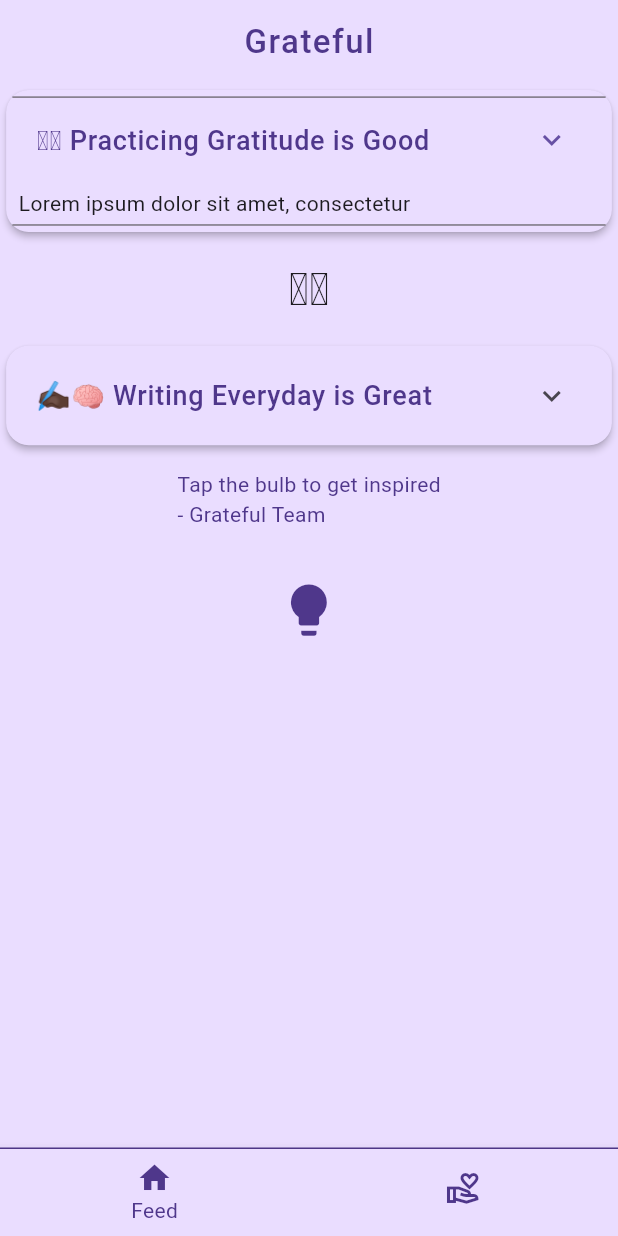
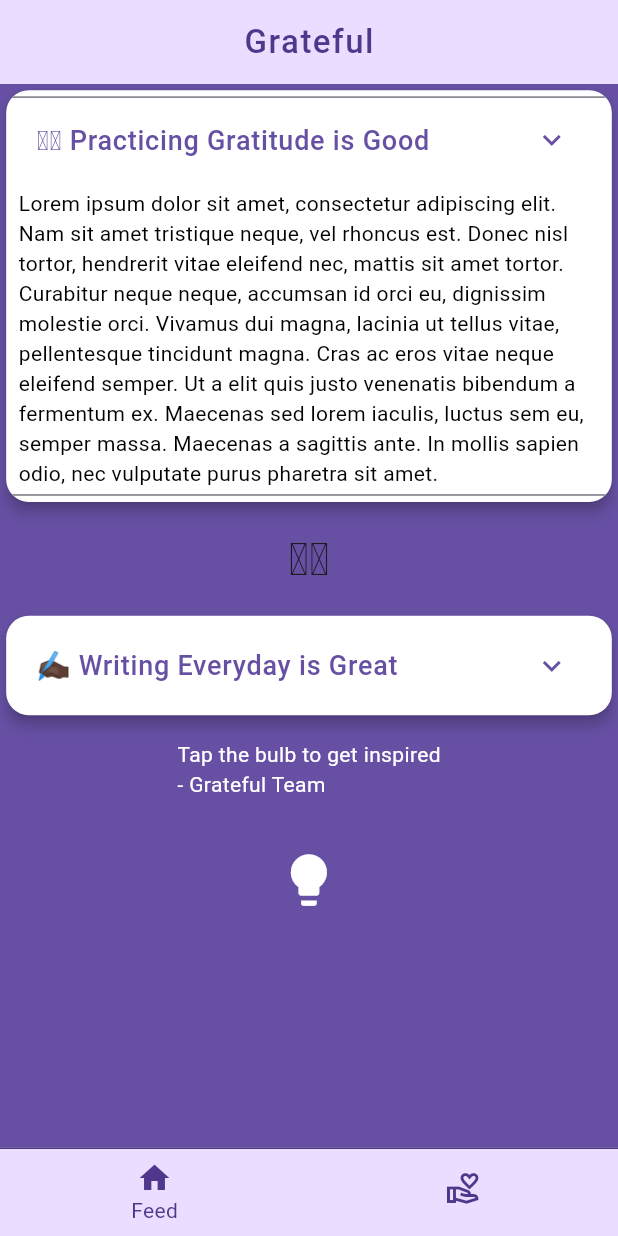
Before and after one commit to aTamarsh/grateful, a Flutter app: the screen it shows after launch, after a tap on "🫶🏾 Practicing Gratitude is Good", on a phone screen of 412 x 824 dp. Run offline on Flutter 3.47's test engine with Material 2 defaults, Android fonts, the phone set to English and light mode, and no system bars; our stand-ins replace dio, hive_flutter; accounts and stored records are empty.

Commit message:
updated placeholder text and color.

```diff
--- a/lib/pages/feed_page.dart
+++ b/lib/pages/feed_page.dart
@@ -3,8 +3,8 @@ import 'package:dio/dio.dart';
 import 'package:flutter/material.dart';
 import 'package:grateful/widgets/expanded_tile.dart';
 
-const String gratitudeInfo = "🫶🏾 Practicing Gratitude is Good";
-const String writingInfo = "✍🏿🧠 Writing Everyday is Great";
+const String gratitudeInfoTitle = "🫶🏾 Practicing Gratitude is Good";
+const String writingInfoTitle = "✍🏿 Writing Everyday is Great";
 
 class FeedPage extends StatefulWidget {
   const FeedPage({super.key});
@@ -28,16 +28,16 @@ class _FeedPageState extends State<FeedPage> {
     _deviceWidth = MediaQuery.of(context).size.width;
 
     return Scaffold(
-      backgroundColor: colorScheme.primaryContainer,
+      backgroundColor: colorScheme.primary,
       body: SingleChildScrollView(
           child: Column(
             mainAxisSize: MainAxisSize.max,
             mainAxisAlignment: MainAxisAlignment.center,
             crossAxisAlignment: CrossAxisAlignment.center,
             children: <Widget>[
-              const ExpandedTile(title: gratitudeInfo),
+              const ExpandedTile(title: gratitudeInfoTitle),
               _paddedHeartHandsEmoji(context),
-              const ExpandedTile(title: writingInfo),
+              const ExpandedTile(title: writingInfoTitle),
               Padding(
                 padding: EdgeInsets.all(_padding(context)),
                 child: _quoteBanner(colorScheme),
@@ -52,7 +52,7 @@ class _FeedPageState extends State<FeedPage> {
                   },
                   icon: Icon(
                     Icons.lightbulb,
-                    color: colorScheme.onPrimaryContainer,
+                    color: colorScheme.onPrimary,
                     semanticLabel: "Tap the lightbulb to get inspired.",
                   ),
                 ),
@@ -74,7 +74,7 @@ class _FeedPageState extends State<FeedPage> {
     return Text(
                 "$_quoteText\n- $_quoteAuthor",
                 style: TextStyle(
-                  color: colorScheme.onPrimaryContainer,
+                  color: colorScheme.onPrimary,
                 ),
                 softWrap: true,
               );
--- a/lib/widgets/expanded_tile.dart
+++ b/lib/widgets/expanded_tile.dart
@@ -1,4 +1,6 @@
 import 'package:flutter/material.dart';
+
+const placeholderText = "Lorem ipsum dolor sit amet, consectetur adipiscing elit. Nam sit amet tristique neque, vel rhoncus est. Donec nisl tortor, hendrerit vitae eleifend nec, mattis sit amet tortor. Curabitur neque neque, accumsan id orci eu, dignissim molestie orci. Vivamus dui magna, lacinia ut tellus vitae, pellentesque tincidunt magna. Cras ac eros vitae neque eleifend semper. Ut a elit quis justo venenatis bibendum a fermentum ex. Maecenas sed lorem iaculis, luctus sem eu, semper massa. Maecenas a sagittis ante. In mollis sapien odio, nec vulputate purus pharetra sit amet.";
 
 class ExpandedTile extends StatelessWidget {
   final String title;
@@ -13,21 +15,29 @@ class ExpandedTile extends StatelessWidget {
       shape: const RoundedRectangleBorder(
         borderRadius: BorderRadius.all(Radius.circular(15.0)),
       ),
-      elevation: 2,
+      elevation: 4,
       margin: EdgeInsets.all(_padding(context)),
-      color: colorScheme.primaryContainer,
+      color: colorScheme.onPrimary,
       child: Padding(
         padding: EdgeInsets.all(_padding(context)),
         child: ExpansionTile(
           title: _buildTile(context, title),
-          trailing: const Icon(Icons.keyboard_arrow_down),
+          trailing: Icon(
+            Icons.keyboard_arrow_down,
+            color: colorScheme.primary,
+          ),
           children: <Widget> [
             Padding(
               padding: EdgeInsets.all(_padding(context)),
               child: Row(
                 children: const <Widget> [
                   Expanded(
-                    child: Text("Lorem ipsum dolor sit amet, consectetur"),
+                    child: Text(
+                      placeholderText,
+                      style: TextStyle(
+                        color: Colors.black,
+                      )
+                    ),
                   )
                 ]
               ),
@@ -55,7 +65,7 @@ class ExpandedTile extends StatelessWidget {
             Text(
               title,
               style: TextStyle(
-                color: Theme.of(context).colorScheme.onPrimaryContainer,
+                color: Theme.of(context).colorScheme.primary,
                 fontSize: 18,
                 fontWeight: FontWeight.w500,
               ),
```
